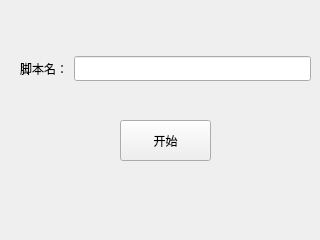
First picture: the form in ui/create_new_file_1.ui, repository TH1RT3EN-LI/PySeer, before the edit.
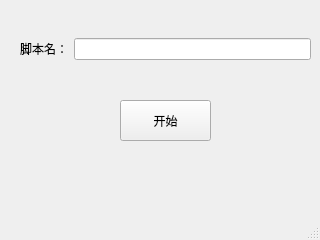
Second picture: the form after the edit.

Commit message: optimize target_matching and load-file part, add statusbar for most windows, and use QThread to refactor LoadFileA

Patch:
```diff
--- a/ui/create_new_file_1.ui
+++ b/ui/create_new_file_1.ui
@@ -1,7 +1,7 @@
 <?xml version="1.0" encoding="UTF-8"?>
 <ui version="4.0">
  <class>CreateNewFile</class>
- <widget class="QWidget" name="CreateNewFile">
+ <widget class="QMainWindow" name="CreateNewFile">
   <property name="geometry">
    <rect>
     <x>0</x>
@@ -22,32 +22,15 @@
     <height>240</height>
    </size>
   </property>
-  <property name="font">
-   <font>
-    <family>微软雅黑</family>
-   </font>
-  </property>
   <property name="windowTitle">
    <string>Form</string>
   </property>
-  <widget class="QPushButton" name="pushButton">
-   <property name="geometry">
-    <rect>
-     <x>120</x>
-     <y>120</y>
-     <width>91</width>
-     <height>41</height>
-    </rect>
-   </property>
-   <property name="text">
-    <string>开始</string>
-   </property>
-  </widget>
+  <widget class="QWidget" name="centralwidget">
   <widget class="QWidget" name="layoutWidget">
    <property name="geometry">
     <rect>
      <x>20</x>
-     <y>40</y>
+      <y>20</y>
      <width>291</width>
      <height>58</height>
     </rect>
@@ -69,6 +52,31 @@
     </item>
    </layout>
   </widget>
+   <widget class="QPushButton" name="pushButton">
+    <property name="geometry">
+     <rect>
+      <x>120</x>
+      <y>100</y>
+      <width>91</width>
+      <height>41</height>
+     </rect>
+    </property>
+    <property name="text">
+     <string>开始</string>
+    </property>
+   </widget>
+  </widget>
+  <widget class="QMenuBar" name="menubar">
+   <property name="geometry">
+    <rect>
+     <x>0</x>
+     <y>0</y>
+     <width>320</width>
+     <height>23</height>
+    </rect>
+   </property>
+  </widget>
+  <widget class="QStatusBar" name="statusbar"/>
  </widget>
  <resources/>
  <connections>
```
Left out of the diff: 19 changed lines with no effect on the pictures. Lines whose indentation alone changed are shown as unchanged. The commit also changes 14 other files.
